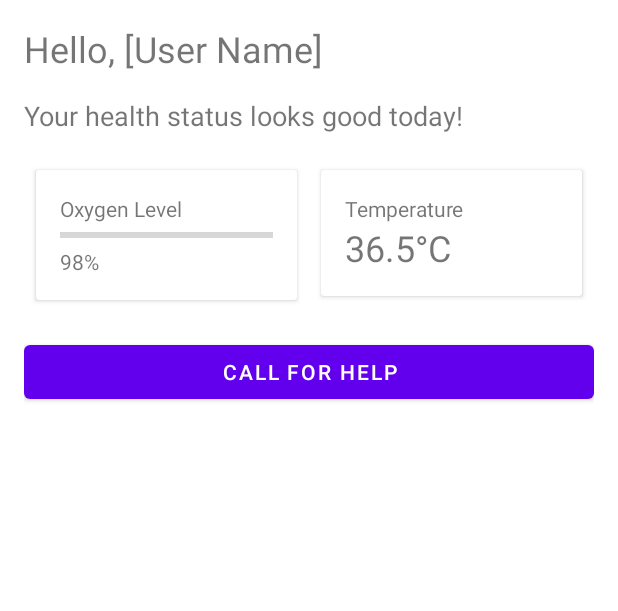
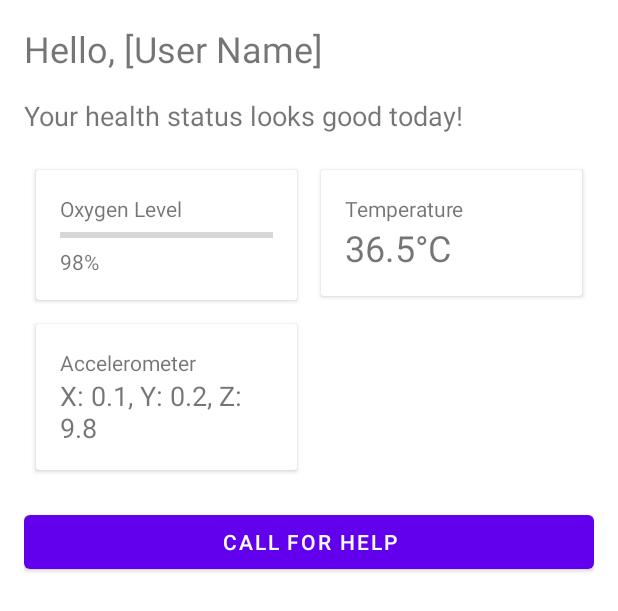
Before and after one commit to mickelsamuel/Elderly-Health-Monitor-App, an Android app: the layout activity_monitor.xml on its own in the app's theme, with its tools: preview values and no code run, on a phone screen of 412 x 824 dp. Shown: the top 611 px of the screen. Run offline under Robolectric (Android 15) with nearby library versions, the phone set to English and light mode, and no system bars.

Commit message:
Add Acc to UI and debug

```diff
--- a/app/src/main/AndroidManifest.xml
+++ b/app/src/main/AndroidManifest.xml
@@ -12,9 +12,16 @@
         android:supportsRtl="true"
         android:theme="@style/Theme.ElderlyHealthMonitorApp"
         tools:targetApi="31">
+
         <activity
             android:name=".MonitorActivity"
-            android:exported="false" />
+            android:exported="true">
+            <intent-filter>
+                <action android:name="android.intent.action.MAIN" />
+                <category android:name="android.intent.category.LAUNCHER" />
+            </intent-filter>
+        </activity>
+
     </application>
 
 </manifest>
--- a/app/src/main/java/com/example/elderly_health_monitor_app/MonitorActivity.java
+++ b/app/src/main/java/com/example/elderly_health_monitor_app/MonitorActivity.java
@@ -16,9 +16,9 @@ public class MonitorActivity extends AppCompatActivity {
         setContentView(R.layout.activity_monitor);
 
         // Initialize TextViews
-        oxygenReading = findViewById(R.id.oxygenReading);
-        temperatureReading = findViewById(R.id.temperatureReading);
-        accelerometerReading = findViewById(R.id.accelerometerReading);
+        oxygenReading = findViewById(R.id.oxygenText);
+        temperatureReading = findViewById(R.id.temperatureText);
+        accelerometerReading = findViewById( R.id.accelerometerText);
 
         // TODO: Implement real sensor data reading
         updateReadings(98, 36.5f, "X: 0.1, Y: 0.2, Z: 9.8");
--- a/app/src/main/res/layout/activity_monitor.xml
+++ b/app/src/main/res/layout/activity_monitor.xml
@@ -35,7 +35,9 @@
                 android:layout_width="0dp"
                 android:layout_height="wrap_content"
                 android:layout_columnWeight="1"
-                android:layout_margin="8dp">
+                android:layout_margin="8dp"
+                android:clickable="true"
+                android:focusable="true">
                 <LinearLayout
                     android:layout_width="match_parent"
                     android:layout_height="wrap_content"
@@ -64,7 +66,9 @@
                 android:layout_width="0dp"
                 android:layout_height="wrap_content"
                 android:layout_columnWeight="1"
-                android:layout_margin="8dp">
+                android:layout_margin="8dp"
+                android:clickable="true"
+                android:focusable="true">
                 <LinearLayout
                     android:layout_width="match_parent"
                     android:layout_height="wrap_content"
@@ -83,7 +87,32 @@
                 </LinearLayout>
             </androidx.cardview.widget.CardView>
 
-            <!-- Add more cards for other metrics -->
+            <!-- Accelerometer Card -->
+            <androidx.cardview.widget.CardView
+                android:id="@+id/accelerometerCard"
+                android:layout_width="0dp"
+                android:layout_height="wrap_content"
+                android:layout_columnWeight="1"
+                android:layout_margin="8dp"
+                android:clickable="true"
+                android:focusable="true">
+                <LinearLayout
+                    android:layout_width="match_parent"
+                    android:layout_height="wrap_content"
+                    android:orientation="vertical"
+                    android:padding="16dp">
+                    <TextView
+                        android:layout_width="wrap_content"
+                        android:layout_height="wrap_content"
+                        android:text="Accelerometer"/>
+                    <TextView
+                        android:id="@+id/accelerometerText"
+                        android:layout_width="wrap_content"
+                        android:layout_height="wrap_content"
+                        android:text="X: 0.1, Y: 0.2, Z: 9.8"
+                        android:textSize="18sp"/>
+                </LinearLayout>
+            </androidx.cardview.widget.CardView>
 
         </GridLayout>
 
```
